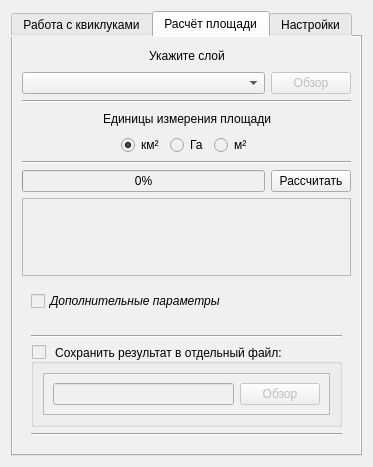
First picture: the form in helper_main_dialog_base.ui, repository bazzile/helper, before the edit.
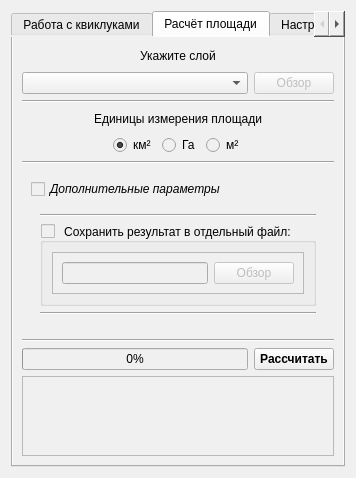
Second picture: the form after the edit.

Commit message: ellipsoidal area: измененая компоновака элементов интерфейса

```diff
--- a/helper_main_dialog_base.ui
+++ b/helper_main_dialog_base.ui
@@ -6,8 +6,8 @@
    <rect>
     <x>0</x>
     <y>0</y>
-    <width>373</width>
-    <height>467</height>
+    <width>341</width>
+    <height>478</height>
    </rect>
   </property>
   <property name="windowTitle">
@@ -494,27 +494,6 @@
          </property>
         </widget>
        </item>
-       <item>
-        <layout class="QHBoxLayout" name="horizontalLayout_15">
-         <item>
-          <widget class="QProgressBar" name="ellipsoidal_progressBar">
-           <property name="value">
-            <number>0</number>
-           </property>
-          </widget>
-         </item>
-         <item>
-          <widget class="QPushButton" name="ellipsoidal_pushButton">
-           <property name="text">
-            <string>Рассчитать</string>
-           </property>
-          </widget>
-         </item>
-        </layout>
-       </item>
-       <item>
-        <widget class="QTextBrowser" name="AREAtextBrowser"/>
-       </item>
        <item>
         <widget class="QWidget" name="widget" native="true">
          <layout class="QVBoxLayout" name="verticalLayout_8">
@@ -533,9 +512,6 @@
             </property>
            </widget>
           </item>
-         </layout>
-        </widget>
-       </item>
        <item>
         <widget class="QWidget" name="options_widget" native="true">
          <layout class="QVBoxLayout" name="verticalLayout_10">
@@ -611,6 +587,44 @@
           </item>
          </layout>
         </widget>
+          </item>
+         </layout>
+        </widget>
+       </item>
+       <item>
+        <widget class="Line" name="line_8">
+         <property name="orientation">
+          <enum>Qt::Horizontal</enum>
+         </property>
+        </widget>
+       </item>
+       <item>
+        <layout class="QHBoxLayout" name="horizontalLayout_15">
+         <item>
+          <widget class="QProgressBar" name="ellipsoidal_progressBar">
+           <property name="value">
+            <number>0</number>
+           </property>
+          </widget>
+         </item>
+         <item>
+          <widget class="QPushButton" name="ellipsoidal_pushButton">
+           <property name="font">
+            <font>
+             <weight>75</weight>
+             <bold>true</bold>
+             <kerning>true</kerning>
+            </font>
+           </property>
+           <property name="text">
+            <string>Рассчитать</string>
+           </property>
+          </widget>
+         </item>
+        </layout>
+       </item>
+       <item>
+        <widget class="QTextBrowser" name="AREAtextBrowser"/>
        </item>
        <item>
         <spacer name="verticalSpacer">
```
Lines whose indentation alone changed are shown as unchanged.
